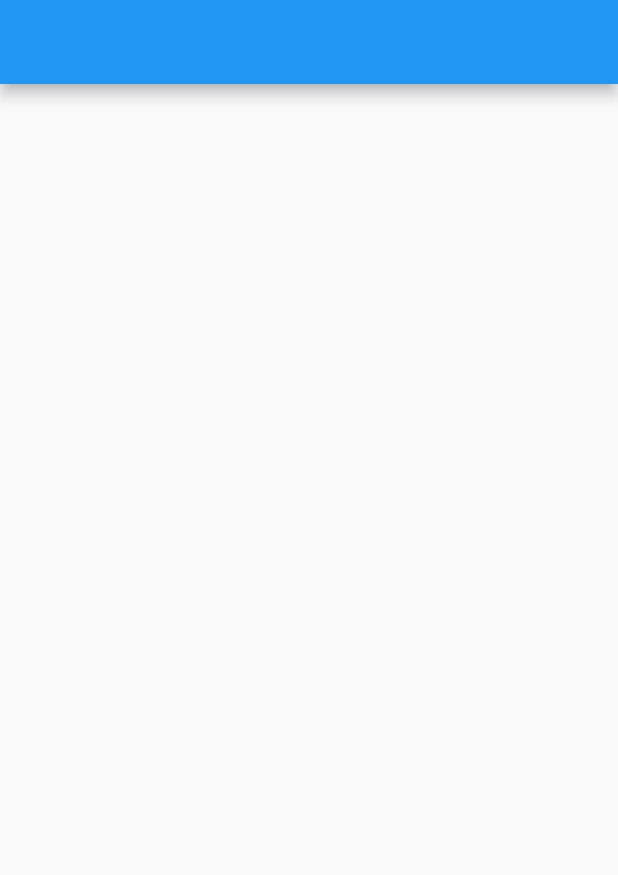
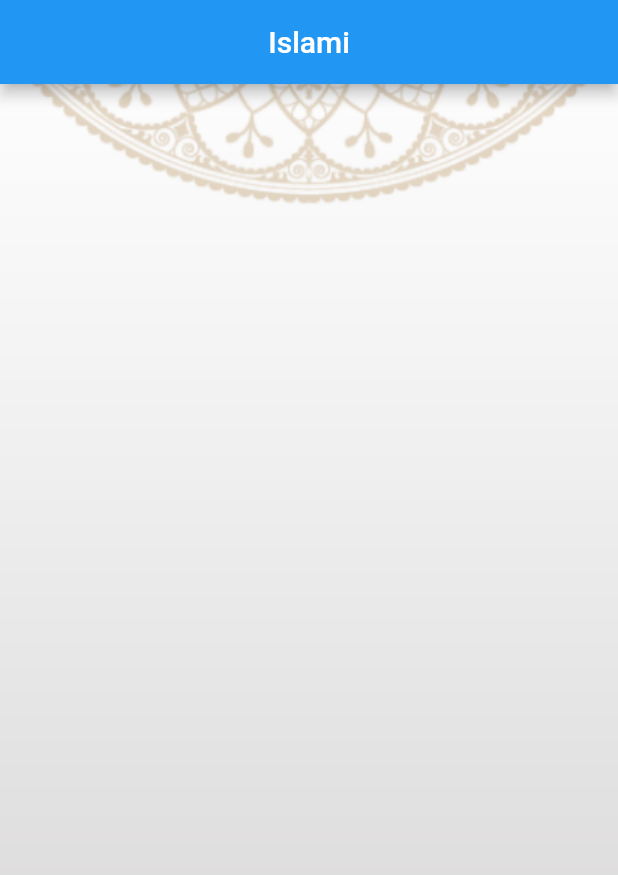
Before and after one commit to saraali319/islami, a Flutter app: the screen it shows after launch, on a phone screen of 412 x 824 dp. Shown: the top 875 px of the screen. Run offline on Flutter 3.47's test engine with Material 2 defaults, Android fonts, the phone set to English and light mode, and no system bars.

Commit message:
create homescreen add splash screen add igamges

```diff
--- a/lib/homescrren.dart
+++ b/lib/homescrren.dart
@@ -6,8 +6,18 @@ class HomeScreen extends StatelessWidget {
 
   @override
   Widget build(BuildContext context) {
-    return Scaffold(
-      appBar: AppBar(),
+    return Stack(
+      children:[
+        Image.asset('assests/images/background.png',width: double.infinity,fit:BoxFit.fitWidth),
+        Scaffold(
+          //if i want to change this screen background only
+          //backgroundColor: Colors.transparent,
+        appBar: AppBar(
+          title: Text("Islami"),
+          centerTitle: true,
+
+        ),
+      ),]
     );
   }
 }
--- a/pubspec.yaml
+++ b/pubspec.yaml
@@ -60,8 +60,8 @@ flutter:
   uses-material-design: true
 
   # To add assets to your application, add an assets section, like this:
-  # assets:
-  #   - images/a_dot_burr.jpeg
+  assets:
+    - assests/images/
   #   - images/a_dot_ham.jpeg
 
   # An image asset can refer to one or more resolution-specific "variants", see
```
Also changed, not shown: lib/main.dart (+11 -9 lines), lib/my_theme_data.dart (added, +24 -0 lines), assests/images/2.0x/background@2x.png (added), assests/images/3.0x/background@3x.png (added), assests/images/background.png (added), 1 other file.
